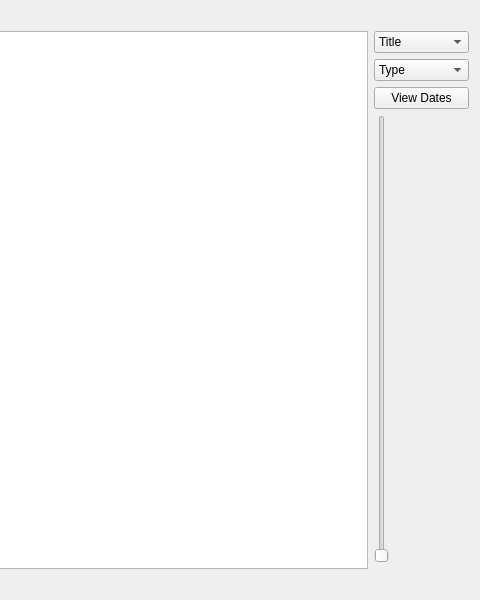
Before: the Qt Designer form src/statsviewer/statsviewer.ui in lettergram/basicbookreader, drawn with Qt 5; both pictures show x 270 to 750 and y 0 to 600 of the 750 by 600 pixel window.
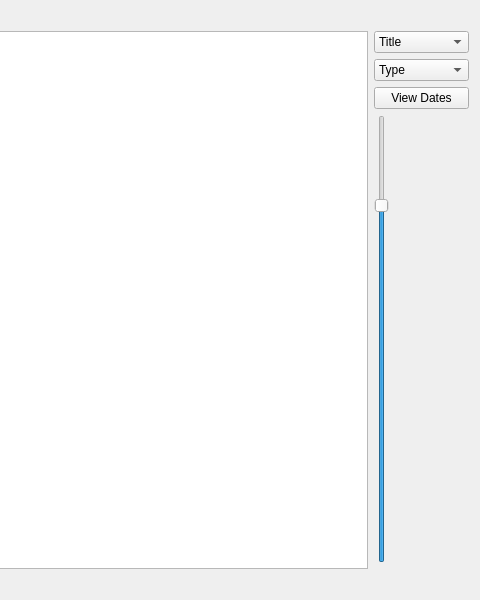
After: the same form once the commit is applied.

The edit to the form file:
```diff
--- a/src/statsviewer/statsviewer.ui
+++ b/src/statsviewer/statsviewer.ui
@@ -97,7 +97,10 @@
     </widget>
    </item>
    <item row="4" column="2">
-    <widget class="QSlider" name="verticalSlider">
+    <widget class="QSlider" name="zoomSlider">
+     <property name="sliderPosition">
+      <number>80</number>
+     </property>
      <property name="orientation">
       <enum>Qt::Vertical</enum>
      </property>
```
Left out of the diff: 44 changed lines with no effect on the pictures.
